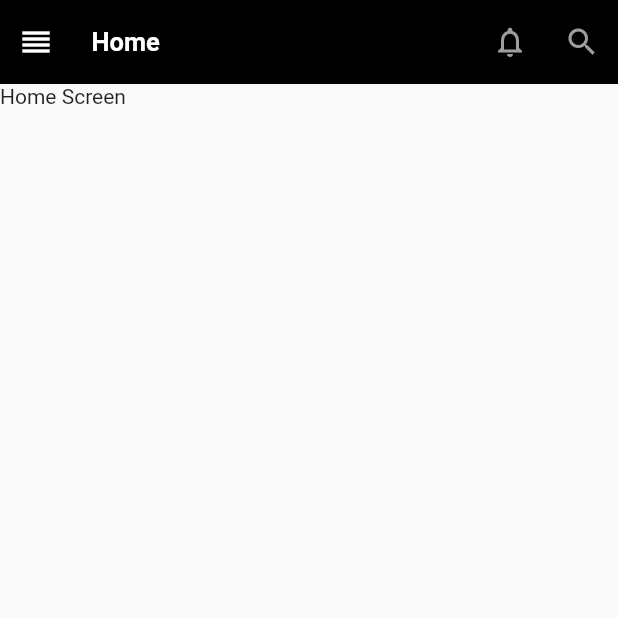
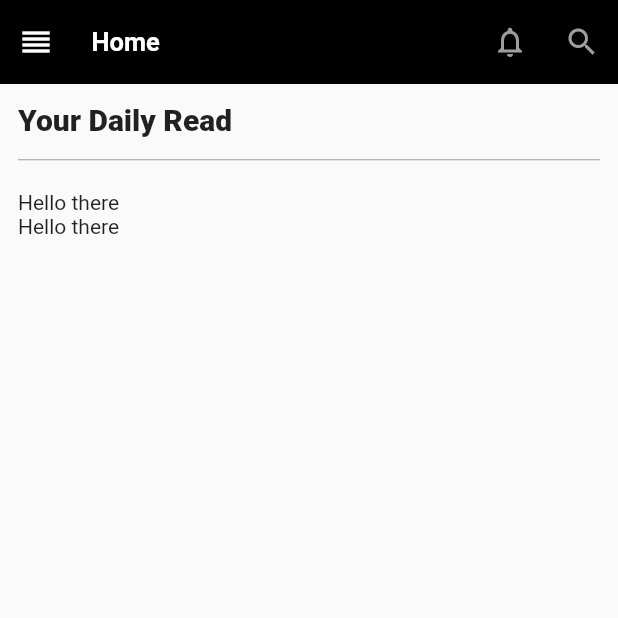
Before and after one commit to Shkarsardar/MediumClone, a Flutter app: the screen it shows after launch, after a tap on the "reorder" icon, after a tap on the "notifications none" icon, on a phone screen of 412 x 824 dp, the top half of it. Run offline on Flutter 3.47's test engine with Material 2 defaults, Android fonts, the phone set to English and light mode, and no system bars; network calls fail.

Commit message:
added news section

```diff
--- a/lib/screens/homescreen.dart
+++ b/lib/screens/homescreen.dart
@@ -1,4 +1,5 @@
 import 'package:flutter/material.dart';
+import 'package:medium/screens/newscreen.dart';
 
 class HomePage extends StatefulWidget {
   @override
@@ -6,77 +7,166 @@ class HomePage extends StatefulWidget {
 }
 
 class _HomePageState extends State<HomePage> {
-  final GlobalKey<ScaffoldState> _scaffoldKey=new GlobalKey<ScaffoldState>();
+  final GlobalKey<ScaffoldState> _scaffoldKey = new GlobalKey<ScaffoldState>();
 
   @override
   Widget build(BuildContext context) {
     return Scaffold(
       key: _scaffoldKey,
-      drawer: Drawer(
-        child: ListView(
-          padding: EdgeInsets.zero,
-          children: <Widget>[
-            DrawerHeader(
-              child: Text("Drawer Header"),
-              decoration: BoxDecoration(
-                color: Colors.blue
-              ),
-            ),
-            ListTile(
-              title: Text("Your Account"),
-            )
-          ],
-        ),
-
-      ),
+      drawer: new HomeDrawer(),
       appBar: AppBar(
         elevation: 0,
         backgroundColor: Colors.black,
-        title: Text("Home",style: TextStyle(fontSize: 17,fontWeight: FontWeight.w700),),
+        title: Text("Home",
+            style: TextStyle(
+                fontSize: 17,
+                fontWeight: FontWeight.w700,
+                color: Colors.white)),
         titleSpacing: 5,
         leading: Row(
           children: <Widget>[
             // SizedBox(width: 10),
             IconButton(
               splashColor: Colors.transparent,
-
               icon: Icon(Icons.reorder),
-              onPressed: (){
+              onPressed: () {
                 _scaffoldKey.currentState.openDrawer();
-
               },
             )
-
           ],
         ),
         actions: <Widget>[
-
           Row(
-
             children: <Widget>[
               IconButton(
                 splashColor: Colors.transparent,
-                icon: Icon(Icons.notifications_none,color: Colors.grey,),
-                onPressed: ()=>print("Notification"),
-
+                icon: Icon(
+                  Icons.notifications_none,
+                  color: Colors.grey,
+                ),
+                onPressed: () => print("Notification"),
               ),
-
               IconButton(
                 splashColor: Colors.transparent,
-                icon: Icon(Icons.search,color: Colors.grey),
-                onPressed: ()=>print("Search"),
-
+                icon: Icon(Icons.search, color: Colors.grey),
+                onPressed: () => print("Search"),
               ),
-
-
-
-
             ],
           ),
         ],
       ),
-      body: Text("Home Screen"),
-
+      body: NewsScreen(),
     );
   }
 }
+
+class HomeDrawer extends StatelessWidget {
+  const HomeDrawer({
+    Key key,
+  }) : super(key: key);
+
+  @override
+  Widget build(BuildContext context) {
+    return Drawer(
+      child: ListView(
+        padding: EdgeInsets.zero,
+        children: <Widget>[
+          DrawerHeader(
+            child: Column(
+              crossAxisAlignment: CrossAxisAlignment.start,
+              mainAxisAlignment: MainAxisAlignment.end,
+              children: <Widget>[
+                CircleAvatar(child:Image(image: NetworkImage('https://pickaface.net/gallery/avatar/dionesku52605d205e6d3.png'),fit: BoxFit.cover,) ,),
+                SizedBox(height: 15),
+                Text("Shkar Sardar"),
+                SizedBox(height: 15),
+
+                InkWell(
+                  child: Text("See profile",
+                      style: TextStyle(
+                          fontSize: 12,
+                          fontWeight: FontWeight.w400,
+                          color: Colors.black87)),
+                  onTap: () => print("Profile widget"),
+                )
+              ],
+            ),
+            decoration: BoxDecoration(color: Colors.white),
+          ),
+          new DrawerList()
+        ],
+      ),
+    );
+  }
+}
+
+class DrawerList extends StatelessWidget {
+  double fontSize=12;
+
+  DrawerList({
+    Key key,
+  }) : super(key: key);
+  @override
+  Widget build(BuildContext context) {
+    return Wrap(
+      runSpacing: 0.5,
+      children: <Widget>[
+        ListTile(
+          title: Text("Home",style: TextStyle(fontSize: fontSize,fontWeight: FontWeight.w600),),
+          onTap: ()=>print("Home screen"),
+        ),
+        ListTile(
+          title: Text("Audio",style: TextStyle(fontSize: fontSize,fontWeight: FontWeight.w400),),
+        ),
+        ListTile(
+          title: Text("Reading List",style: TextStyle(fontSize: fontSize,fontWeight: FontWeight.w400),),
+        ),
+        ListTile(
+          title: Text("Interests",style: TextStyle(fontSize: fontSize,fontWeight: FontWeight.w400),),
+        ),
+        Padding(
+          padding: EdgeInsets.symmetric(horizontal: 8),
+          child:Divider(color: Colors.grey,) ,
+        ),
+
+        ListTile(
+          title: Text("Become a member",style: TextStyle(fontSize: 13,fontWeight: FontWeight.w400,color: Colors.green[800]),),
+        ),
+        Padding(
+          padding: EdgeInsets.symmetric(horizontal: 8),
+          child:Divider(color: Colors.grey,) ,
+        ),
+        ListTile(
+          title: Text("New Story",style: TextStyle(fontSize: fontSize,fontWeight: FontWeight.w400)),
+        ),
+        ListTile(
+          title: Text("Stats",style: TextStyle(fontSize: fontSize,fontWeight: FontWeight.w600,color: Colors.black),),
+        ),
+        ListTile(
+          title: Text("Stories",style: TextStyle(fontSize: fontSize,fontWeight: FontWeight.w400)),
+        ),
+        Row(
+            mainAxisAlignment: MainAxisAlignment.spaceAround,
+            crossAxisAlignment: CrossAxisAlignment.center,
+            children: <Widget>[Image(
+              image: AssetImage('lib/images/mediumicon.png'),
+              width: 30,
+              height: 30,
+
+              ),
+              InkWell(
+                onTap: ()=>print("Hello there"),
+                child: Text("Settings"),
+              ),
+              InkWell(
+                onTap: ()=>print("Hello there"),
+                child: Text("Help"),
+              )
+
+
+              ],
+          )
+      ],
+    );
+  }
+}
--- /dev/null
+++ b/lib/screens/newscreen.dart
@@ -0,0 +1,52 @@
+import 'dart:collection';
+
+import 'package:flutter/material.dart';
+
+class NewsScreen extends StatefulWidget {
+  @override
+  _NewsScreenState createState() => _NewsScreenState();
+}
+
+class _NewsScreenState extends State<NewsScreen> {
+  List<Map> list=[
+    {
+      'title':'first title',
+      'image':'image1',
+
+    },
+    {
+      'title':'second title',
+      'image':'image2',
+
+
+    }
+  ];
+  @override
+  Widget build(BuildContext context) {
+    return Padding(
+      padding: const EdgeInsets.all(12),
+      child: Column(
+        crossAxisAlignment: CrossAxisAlignment.start,
+        children: <Widget>[
+          Text("Your Daily Read",style: TextStyle(fontSize: 20,fontWeight: FontWeight.w800),),
+          SizedBox(height: 15,),
+          Divider(height: 1,color: Colors.grey,),
+          SizedBox(height: 20,),
+
+          Expanded(
+              child: ListView.builder(
+              itemCount: list.length,
+              itemBuilder: (BuildContext con,id){
+                return Text("Hello there");
+
+              },
+            ),
+          )
+        ],
+
+      ),
+    );
+
+
+  }
+}
```
Also changed, not shown: lib/images/mediumicon.png (added).
